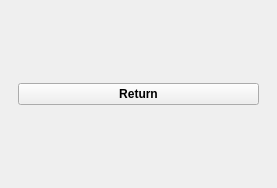
Memz-Dev/tygron-qgis, file tygron_dockwidget_base.ui: the form before one commit.
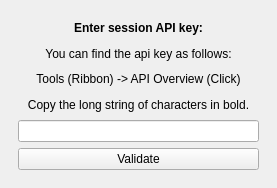
The form after the commit. Custom widgets are drawn as their Qt base class.

```diff
--- a/tygron_dockwidget_base.ui
+++ b/tygron_dockwidget_base.ui
@@ -30,7 +30,7 @@
     <item row="0" column="0">
      <widget class="QStackedWidget" name="stackedWidget">
       <property name="currentIndex">
-       <number>7</number>
+       <number>9</number>
       </property>
       <widget class="QWidget" name="LoginPage">
        <property name="enabled">
@@ -442,6 +442,90 @@
         </item>
        </layout>
       </widget>
+      <widget class="QWidget" name="FromTemplate">
+       <layout class="QVBoxLayout" name="verticalLayout_11">
+        <item>
+         <widget class="QgsFilterLineEdit" name="FromTemplateNameEEntry">
+          <property name="qgisRelation" stdset="0">
+           <string notr="true"/>
+          </property>
+         </widget>
+        </item>
+        <item>
+         <widget class="QPushButton" name="FromTemplateReturnButton">
+          <property name="font">
+           <font>
+            <weight>75</weight>
+            <bold>true</bold>
+           </font>
+          </property>
+          <property name="text">
+           <string>Return</string>
+          </property>
+         </widget>
+        </item>
+       </layout>
+      </widget>
+      <widget class="QWidget" name="TokenEntryPage">
+       <layout class="QVBoxLayout" name="verticalLayout_12">
+        <item>
+         <widget class="QLabel" name="TokenEntryLabel">
+          <property name="font">
+           <font>
+            <weight>75</weight>
+            <bold>true</bold>
+           </font>
+          </property>
+          <property name="text">
+           <string>Enter session API key:</string>
+          </property>
+          <property name="alignment">
+           <set>Qt::AlignCenter</set>
+          </property>
+         </widget>
+        </item>
+        <item>
+         <widget class="QLabel" name="TokenEntryInstruction1">
+          <property name="text">
+           <string>You can find the api key as follows:</string>
+          </property>
+          <property name="alignment">
+           <set>Qt::AlignCenter</set>
+          </property>
+         </widget>
+        </item>
+        <item>
+         <widget class="QLabel" name="TokenEntryInstruction2">
+          <property name="text">
+           <string>Tools (Ribbon) -&gt; API Overview (Click)</string>
+          </property>
+          <property name="alignment">
+           <set>Qt::AlignCenter</set>
+          </property>
+         </widget>
+        </item>
+        <item>
+         <widget class="QLabel" name="TokenEntryInstruction3">
+          <property name="text">
+           <string>Copy the long string of characters in bold.</string>
+          </property>
+          <property name="alignment">
+           <set>Qt::AlignCenter</set>
+          </property>
+         </widget>
+        </item>
+        <item>
+         <widget class="QgsPasswordLineEdit" name="TokenEntryKeyEntry"/>
+        </item>
+        <item>
+         <widget class="QPushButton" name="TokenEntryValidate">
+          <property name="text">
+           <string>Validate</string>
+          </property>
+         </widget>
+        </item>
+       </layout>
+      </widget>
      </widget>
     </item>
    </layout>
```
